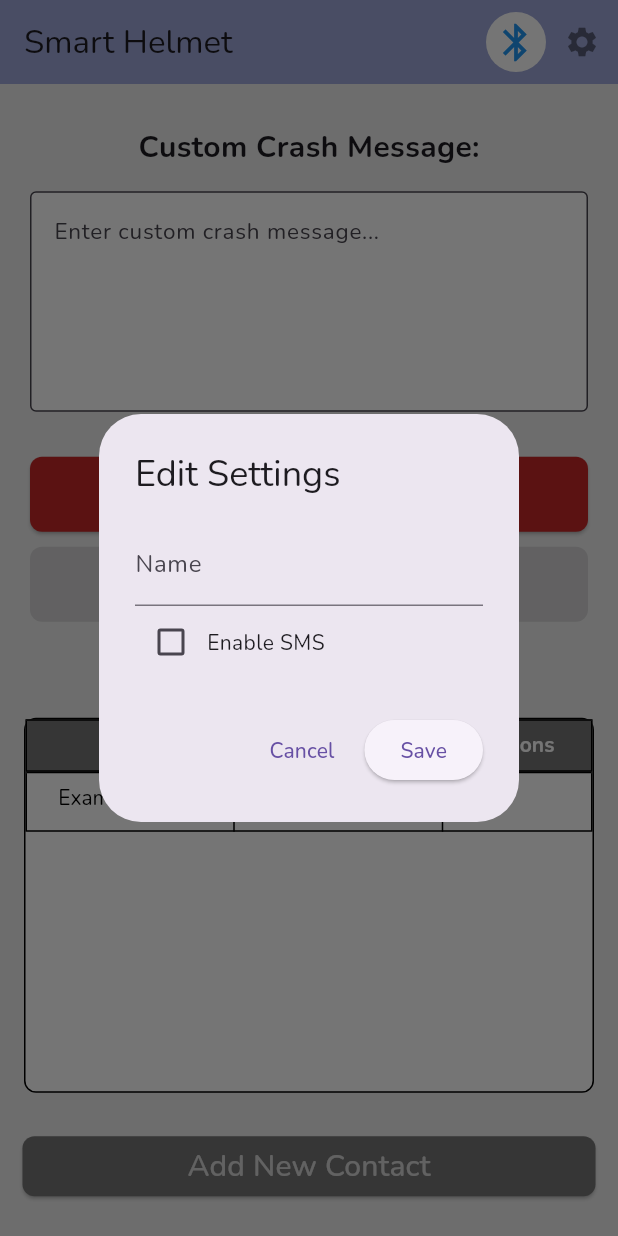
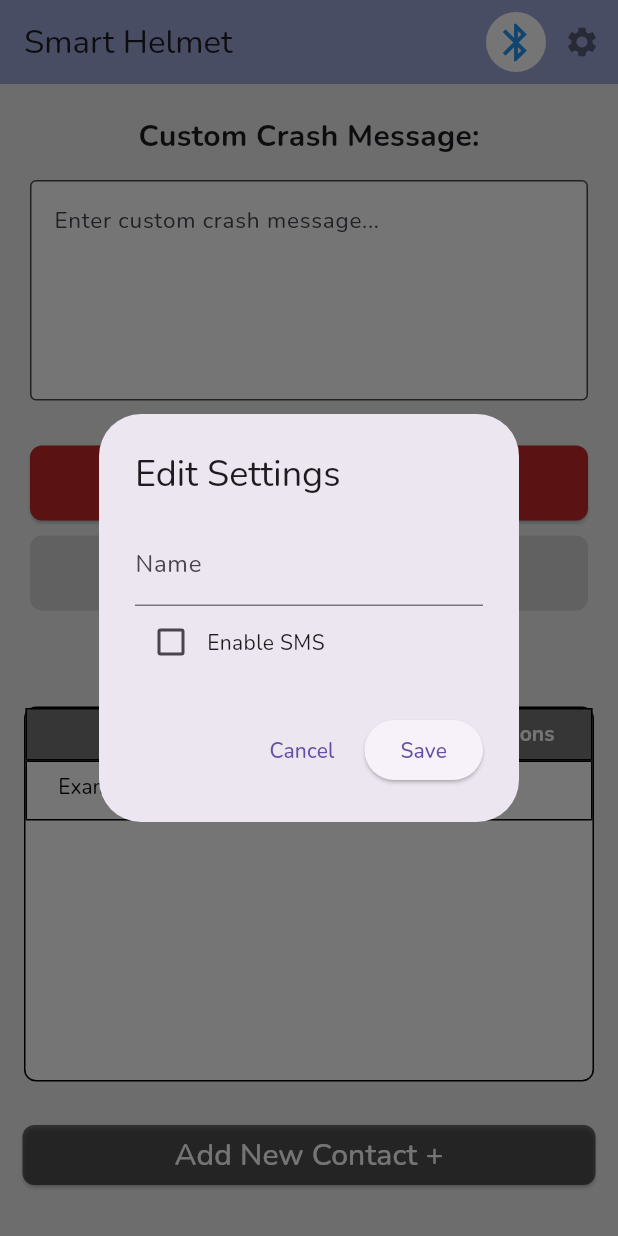
Before and after one commit to IsabellaTerick/smart_helmet, a Flutter app: the screen it shows after launch, on a phone screen of 412 x 824 dp. Run offline on Flutter 3.47's test engine with Material 3 defaults, Android fonts, the phone set to English and light mode, and no system bars; our stand-ins replace cloud_firestore, firebase_core, flutter_blue_plus, geolocator, permission_handler, shared_preferences; missing offline and left inert: twilio_flutter; accounts and stored records are empty.

Commit message:
Disable contact action buttons and add contact cap

```diff
--- a/lib/contacts/add_contact_btn.dart
+++ b/lib/contacts/add_contact_btn.dart
@@ -1,34 +1,86 @@
 import 'package:flutter/material.dart';
 import 'add_contact_popup.dart';
+import '../services/firebase_service.dart';
+import '../crash/mode_synchronizer.dart';
 
-class AddContactBtn extends StatelessWidget {
-  const AddContactBtn({super.key});
+class AddContactBtn extends StatefulWidget {
+  final ModeSynchronizer modeSynchronizer;
 
-  //Add contact button
+  const AddContactBtn({super.key, required this.modeSynchronizer});
+
+  @override
+  _AddContactBtnState createState() => _AddContactBtnState();
+}
+
+class _AddContactBtnState extends State<AddContactBtn> {
+  bool _isButtonEnabled = false; // Tracks whether the button is enabled
+  String _currentMode = "safe"; // Tracks the current mode
+  int _contactCount = 0; // Tracks the number of contacts
+
+  final FirebaseService _firebaseService = FirebaseService();
+
+  @override
+  void initState() {
+    super.initState();
+
+    // Listen for mode changes
+    widget.modeSynchronizer.modeStream.listen((newMode) {
+      setState(() {
+        _currentMode = newMode;
+        _updateButtonState();
+      });
+    });
+
+    // Listen for contact count changes
+    _firebaseService.getEmergencyContactCountStream().listen((count) {
+      setState(() {
+        _contactCount = count;
+        _updateButtonState();
+      });
+    });
+
+    _updateButtonState();
+  }
+
+  // Update the button state based on the current mode and contact count
+  void _updateButtonState() {
+    setState(() {
+      print("Contact count: $_contactCount");
+      _isButtonEnabled = _currentMode == "safe" && _contactCount < 5;
+      print("_isButtonEnabled: $_isButtonEnabled");
+    });
+  }
+
   @override
   Widget build(BuildContext context) {
     return Container(
-      padding: EdgeInsets.all(15.0),
+      padding: const EdgeInsets.all(15.0),
       child: Column(
         children: [
-          SizedBox (
+          SizedBox(
             width: double.infinity,
-            child: ElevatedButton(onPressed: () {
-              //Calling add new contact popup
+            child: ElevatedButton(
+              onPressed: _isButtonEnabled
+                  ? () {
+                // Open the add contact dialog
                 addContactDialog(context);
-            },
+              }
+                  : null,
               style: ElevatedButton.styleFrom(
-                  foregroundColor: Colors.white70,
-                  backgroundColor: Colors.grey[600],
+                foregroundColor: Colors.white,
+                backgroundColor: _isButtonEnabled ? Colors.black54 : Colors.grey,
                 shape: RoundedRectangleBorder(
                   borderRadius: BorderRadius.circular(8),
                 ),
               ),
-                child: Text('Add New Contact',
+              child: Text(
+                'Add New Contact +',
                 style: TextStyle(fontFamily: 'Nunito', fontSize: 20),
-                ))
-          )],
-      )
+              ),
+            ),
+          ),
+        ],
+      ),
     );
   }
 }
--- a/lib/contacts/emergency_contact_tbl.dart
+++ b/lib/contacts/emergency_contact_tbl.dart
@@ -1,13 +1,33 @@
 import 'package:flutter/material.dart';
 import 'package:cloud_firestore/cloud_firestore.dart';
 import '../services/device_id_service.dart';
-import './contact_service.dart'; // Import contact service
+import './contact_service.dart';
+import '../crash/mode_synchronizer.dart'; // Import ModeSynchronizer
+import '../services/firebase_service.dart'; // Import FirebaseService
 
-class EmergencyContactTbl extends StatelessWidget {
-  EmergencyContactTbl({super.key});
+class EmergencyContactTbl extends StatefulWidget {
+  final ModeSynchronizer modeSynchronizer;
 
-  // Firebase instance to get real-time updates to the table
-  final FirebaseFirestore firestore = FirebaseFirestore.instance;
+  const EmergencyContactTbl({super.key, required this.modeSynchronizer});
+
+  @override
+  _EmergencyContactTblState createState() => _EmergencyContactTblState();
+}
+
+class _EmergencyContactTblState extends State<EmergencyContactTbl> {
+  String _currentMode = "safe"; // Tracks the current mode
+
+  @override
+  void initState() {
+    super.initState();
+
+    // Listen for mode changes
+    widget.modeSynchronizer.modeStream.listen((newMode) {
+      setState(() {
+        _currentMode = newMode;
+      });
+    });
+  }
 
   @override
   Widget build(BuildContext context) {
@@ -76,8 +96,11 @@ class EmergencyContactTbl extends StatelessWidget {
                     // Scrollable table body
                     Expanded(
                       child: StreamBuilder(
-                        stream: firestore.collection(deviceId).doc('contacts').collection('list').snapshots(),
+                        stream: FirebaseFirestore.instance.collection(deviceId).doc('contacts').collection('list').snapshots(),
                         builder: (context, snapshot) {
+                          if (snapshot.connectionState == ConnectionState.waiting) {
+                            return const Center(child: CircularProgressIndicator());
+                          }
                           if (!snapshot.hasData || snapshot.data!.docs.isEmpty) {
                             // No contacts -- show example row
                             return SingleChildScrollView(
@@ -123,8 +146,9 @@ class EmergencyContactTbl extends StatelessWidget {
                                       mainAxisAlignment: MainAxisAlignment.center,
                                       children: [
                                         IconButton(
-                                          icon: const Icon(Icons.edit, color: Colors.blue),
-                                          onPressed: () {
+                                          icon: Icon(Icons.edit, color: _currentMode == "safe" ? Colors.blue : Colors.grey),
+                                          onPressed: _currentMode == "safe"
+                                              ? () {
                                             editContact(
                                               context,
                                               deviceId,
@@ -132,13 +156,25 @@ class EmergencyContactTbl extends StatelessWidget {
                                               contName,
                                               contNum,
                                             );
-                                          },
+                                          }
+                                              : null,
                                         ),
                                         IconButton(
-                                          icon: const Icon(Icons.delete, color: Colors.red),
-                                          onPressed: () {
-                                            deleteContact(context, deviceId, contId, contName);
-                                          },
+                                          icon: Icon(Icons.delete, color: _currentMode == "safe" ? Colors.red : Colors.grey),
+                                          onPressed: _currentMode == "safe"
+                                              ? () async {
+                                            try {
+                                              await deleteContact(context, deviceId, contId, contName);
+                                              ScaffoldMessenger.of(context).showSnackBar(
+                                                SnackBar(content: Text("Contact deleted")),
+                                              );
+                                            } catch (e) {
+                                              ScaffoldMessenger.of(context).showSnackBar(
+                                                SnackBar(content: Text("Failed to delete contact")),
+                                              );
+                                            }
+                                          }
+                                              : null,
                                         ),
                                       ],
                                     )),
--- a/lib/crash/crash_safe_btns.dart
+++ b/lib/crash/crash_safe_btns.dart
@@ -54,7 +54,7 @@ class _CrashSafeBtnsState extends State<CrashSafeBtns> {
                     : null,
                 style: ElevatedButton.styleFrom(
                   backgroundColor: Colors.red[800],
-                  foregroundColor: Colors.white70,
+                  foregroundColor: Colors.white,
                   shape: RoundedRectangleBorder(
                     borderRadius: BorderRadius.circular(8),
                   ),
@@ -79,7 +79,7 @@ class _CrashSafeBtnsState extends State<CrashSafeBtns> {
                   : null,
               style: ElevatedButton.styleFrom(
                 backgroundColor: Colors.lightGreen[700],
-                foregroundColor: Colors.white70,
+                foregroundColor: Colors.white,
                 shape: RoundedRectangleBorder(
                   borderRadius: BorderRadius.circular(8),
                 ),
--- a/lib/main.dart
+++ b/lib/main.dart
@@ -124,8 +124,16 @@ class MyHomePageState extends State<MyHomePage> {
               children: <Widget>[
                 CrashMsg(deviceId: deviceId),
                 CrashSafeBtns(modeSynchronizer: _modeSynchronizer),
-                EmergencyContactTbl(),
-                AddContactBtn(),
+                Expanded(
+                  child: SingleChildScrollView(
+                    child: Column(
+                      children: [
+                        EmergencyContactTbl(modeSynchronizer: _modeSynchronizer),
+                        AddContactBtn(modeSynchronizer: _modeSynchronizer),
+                      ],
+                    ),
+                  ),
+                ),
               ],
             ),
           );
```
Also changed, not shown: lib/contacts/add_contact_popup.dart (+55 -22 lines), lib/contacts/contact_service.dart (+9 -3 lines), lib/services/firebase_service.dart (+20 -0 lines), 5 other files. Lines whose indentation alone changed are shown as unchanged.
